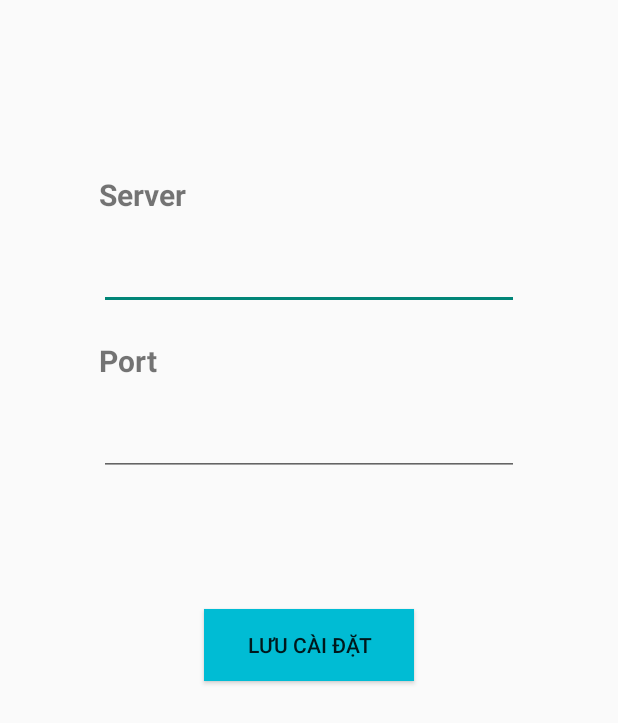
After one commit to lvminh97/TempHumMonitorControl, an Android app: the layout fragment_setting.xml on its own in the app's theme, with its tools: preview values and no code run, on a phone screen of 412 x 824 dp. The commit adds this screen. Shown: the top 723 px of the screen. Run offline under Robolectric (Android 15) with nearby library versions, the phone set to English and light mode, and no system bars.

Commit message:
202109081745 Add Setting view
Signed-off-by: lvminh97 <lvminh97@gmail.com>

```diff
--- /dev/null
+++ b/04 App/SmartHome2/app/src/main/res/layout/fragment_setting.xml
@@ -0,0 +1,82 @@
+<?xml version="1.0" encoding="utf-8"?>
+<androidx.constraintlayout.widget.ConstraintLayout xmlns:android="http://schemas.android.com/apk/res/android"
+    xmlns:app="http://schemas.android.com/apk/res-auto"
+    xmlns:tools="http://schemas.android.com/tools"
+    android:layout_width="match_parent"
+    android:layout_height="match_parent"
+    android:paddingLeft="@dimen/activity_horizontal_margin"
+    android:paddingTop="@dimen/activity_vertical_margin"
+    android:paddingRight="@dimen/activity_horizontal_margin"
+    android:paddingBottom="@dimen/activity_vertical_margin">
+
+    <TextView
+        android:id="@+id/tv_server"
+        android:layout_width="match_parent"
+        android:layout_height="40dp"
+        app:layout_constraintTop_toTopOf="parent"
+        app:layout_constraintLeft_toLeftOf="parent"
+        app:layout_constraintRight_toRightOf="parent"
+        android:layout_marginTop="100dp"
+        android:layout_marginLeft="50dp"
+        android:layout_marginRight="50dp"
+        android:textSize="20sp"
+        android:textStyle="bold"
+        android:text="Server" />
+
+    <EditText
+        android:id="@+id/ed_server"
+        android:layout_width="0dp"
+        android:layout_height="wrap_content"
+        app:layout_constraintEnd_toEndOf="parent"
+        app:layout_constraintStart_toStartOf="parent"
+        app:layout_constraintTop_toBottomOf="@+id/tv_server"
+        android:layout_marginStart="50dp"
+        android:layout_marginTop="5dp"
+        android:layout_marginEnd="50dp"
+        android:selectAllOnFocus="true" />
+
+    <TextView
+        android:id="@+id/tv_port"
+        android:layout_width="match_parent"
+        android:layout_height="40dp"
+        app:layout_constraintTop_toBottomOf="@+id/ed_server"
+        app:layout_constraintLeft_toLeftOf="parent"
+        app:layout_constraintRight_toRightOf="parent"
+        android:layout_marginTop="20dp"
+        android:layout_marginLeft="50dp"
+        android:layout_marginRight="50dp"
+        android:textSize="20sp"
+        android:textStyle="bold"
+        android:text="Port" />
+
+    <EditText
+        android:id="@+id/ed_port"
+        android:layout_width="0dp"
+        android:layout_height="wrap_content"
+        app:layout_constraintEnd_toEndOf="parent"
+        app:layout_constraintStart_toStartOf="parent"
+        app:layout_constraintTop_toBottomOf="@+id/tv_port"
+        android:layout_marginStart="50dp"
+        android:layout_marginTop="5dp"
+        android:layout_marginEnd="50dp"
+        android:selectAllOnFocus="true" />
+
+    <Button
+        android:id="@+id/btn_save"
+        android:layout_width="140dp"
+        android:layout_height="wrap_content"
+        app:layout_constraintBottom_toBottomOf="parent"
+        app:layout_constraintEnd_toEndOf="parent"
+        app:layout_constraintStart_toStartOf="parent"
+        app:layout_constraintTop_toBottomOf="@+id/ed_port"
+        android:layout_gravity="start"
+        android:layout_marginStart="48dp"
+        android:layout_marginTop="16dp"
+        android:layout_marginEnd="48dp"
+        android:layout_marginBottom="64dp"
+        android:text="Lưu cài đặt"
+        android:background="#00BCD4"
+
+        app:layout_constraintVertical_bias="0.2" />
+
+</androidx.constraintlayout.widget.ConstraintLayout>
```
Also changed, not shown: 04 App/SmartHome2/app/src/main/java/com/jmctvs/smarthome2/Fragment/SettingFragment.java (+4 -25 lines), 04 App/SmartHome2/app/src/main/res/layout/fragment_doimatkhau.xml (deleted, +0 -79 lines).
